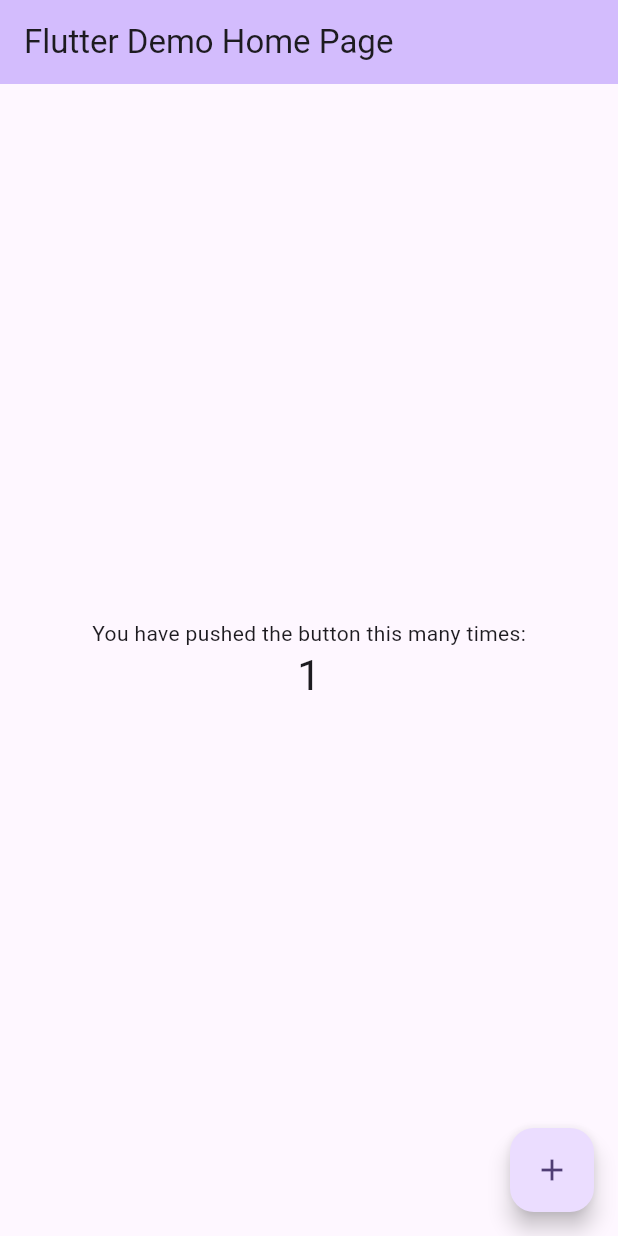
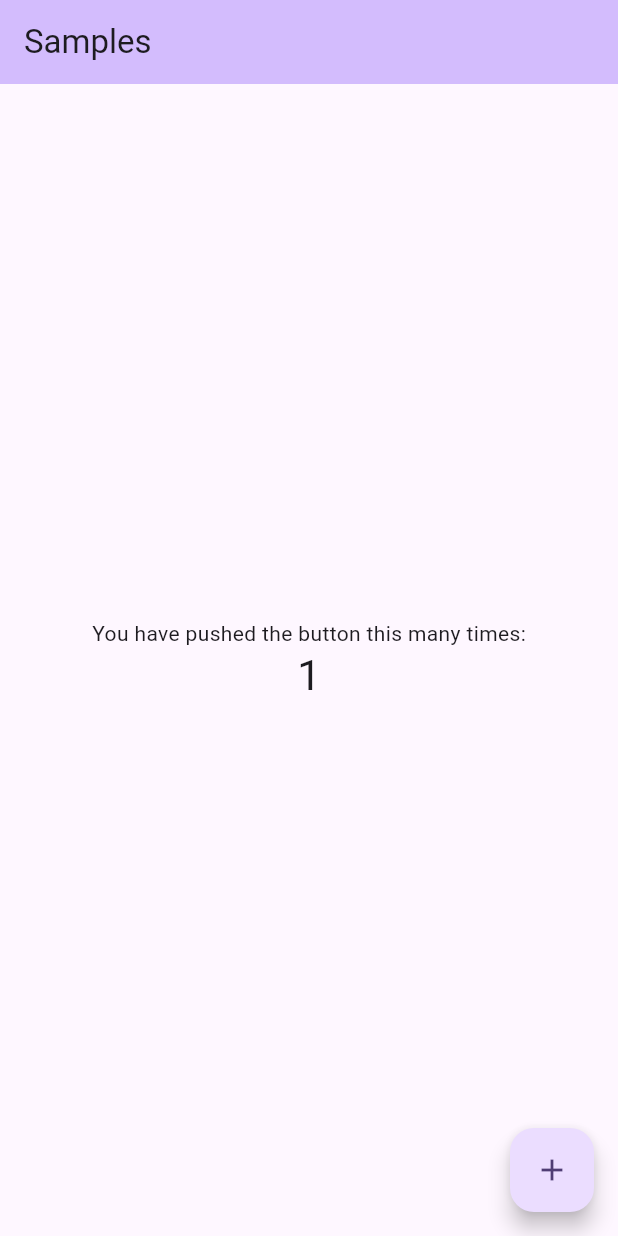
Before and after one commit to covaaa/samples, a Flutter app: the screen it shows after launch, after a tap on the "add" icon, on a phone screen of 412 x 824 dp. Run offline on Flutter 3.47's test engine with Material 3 defaults, Android fonts, the phone set to English and light mode, and no system bars.

```diff
--- a/lib/main.dart
+++ b/lib/main.dart
@@ -1,66 +1,19 @@
+import 'dart:async';
+import 'dart:developer';
 import 'package:flutter/material.dart';
+import 'package:samples/src/shared/core/core.dart';
 
 void main() {
-  runApp(const MyApp());
+  FlutterError.onError = (details) {
+    return log(details.exceptionAsString(), stackTrace: details.stack);
+  };
+  return runZonedGuarded<void>(
+    () {
+      WidgetsFlutterBinding.ensureInitialized();
+      return runApp(const App());
+    },
+    (error, stackTrace) {
+      log('$error', stackTrace: stackTrace);
+    },
+  );
 }
-
-class MyApp extends StatelessWidget {
-  const MyApp({super.key});
-
-  @override
-  Widget build(BuildContext context) {
-    return MaterialApp(
-      title: 'Flutter Demo',
-      theme: ThemeData(
-        colorScheme: ColorScheme.fromSeed(seedColor: Colors.deepPurple),
-      ),
-      home: const MyHomePage(title: 'Flutter Demo Home Page'),
-    );
-  }
-}
-
-class MyHomePage extends StatefulWidget {
-  const MyHomePage({required this.title, super.key});
-
-  final String title;
-
-  @override
-  State<MyHomePage> createState() => _MyHomePageState();
-}
-
-class _MyHomePageState extends State<MyHomePage> {
-  int _counter = 0;
-
-  void _incrementCounter() {
-    setState(() {
-      _counter++;
-    });
-  }
-
-  @override
-  Widget build(BuildContext context) {
-    return Scaffold(
-      appBar: AppBar(
-        backgroundColor: Theme.of(context).colorScheme.inversePrimary,
-        title: Text(widget.title),
-      ),
-      body: Center(
-        child: Column(
-          mainAxisAlignment: MainAxisAlignment.center,
-          children: <Widget>[
-            const Text('You have pushed the button this many times:'),
-            Text(
-              '$_counter',
-              style: Theme.of(context).textTheme.headlineMedium,
-            ),
-          ],
-        ),
-      ),
-      floatingActionButton: FloatingActionButton(
-        onPressed: _incrementCounter,
-        tooltip: 'Increment',
-        child: const Icon(Icons.add),
-      ),
-    );
-  }
-}
--- /dev/null
+++ b/lib/src/features/tabs/home/home.dart
@@ -0,0 +1 @@
+export 'package:samples/src/features/tabs/home/ui/home_page.dart';
--- /dev/null
+++ b/lib/src/features/tabs/home/ui/home_page.dart
@@ -0,0 +1,41 @@
+import 'package:flutter/material.dart';
+
+class HomePage extends StatefulWidget {
+  const HomePage({super.key});
+
+  @override
+  State<HomePage> createState() => _HomePageState();
+}
+
+class _HomePageState extends State<HomePage> {
+  int _counter = 0;
+
+  void _incrementCounter() => setState(() => _counter++);
+
+  @override
+  Widget build(BuildContext context) {
+    return Scaffold(
+      appBar: AppBar(
+        backgroundColor: Theme.of(context).colorScheme.inversePrimary,
+        title: const Text('Samples'),
+      ),
+      body: Center(
+        child: Column(
+          mainAxisAlignment: MainAxisAlignment.center,
+          children: <Widget>[
+            const Text('You have pushed the button this many times:'),
+            Text(
+              '$_counter',
+              style: Theme.of(context).textTheme.headlineMedium,
+            ),
+          ],
+        ),
+      ),
+      floatingActionButton: FloatingActionButton(
+        onPressed: _incrementCounter,
+        tooltip: 'Increment',
+        child: const Icon(Icons.add),
+      ),
+    );
+  }
+}
--- /dev/null
+++ b/lib/src/shared/core/core.dart
@@ -0,0 +1 @@
+export 'package:samples/src/shared/core/ui/app.dart';
--- /dev/null
+++ b/lib/src/shared/core/ui/app.dart
@@ -0,0 +1,17 @@
+import 'package:flutter/material.dart';
+import 'package:samples/src/features/tabs/home/home.dart';
+
+class App extends StatelessWidget {
+  const App({super.key});
+
+  @override
+  Widget build(BuildContext context) {
+    return MaterialApp(
+      title: 'samples',
+      theme: ThemeData(
+        colorScheme: ColorScheme.fromSeed(seedColor: Colors.deepPurple),
+      ),
+      home: const HomePage(),
+    );
+  }
+}
```
Also changed, not shown: 3 other files.
